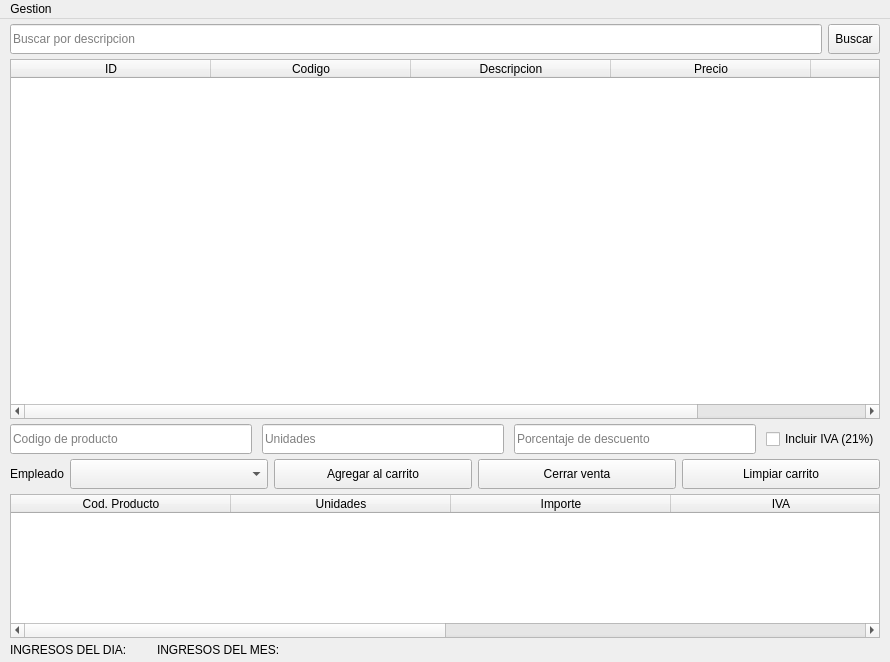
First picture: the form in uis/interfazGestor.ui, repository schulz-franco/gestor_de_ventas, before the edit.
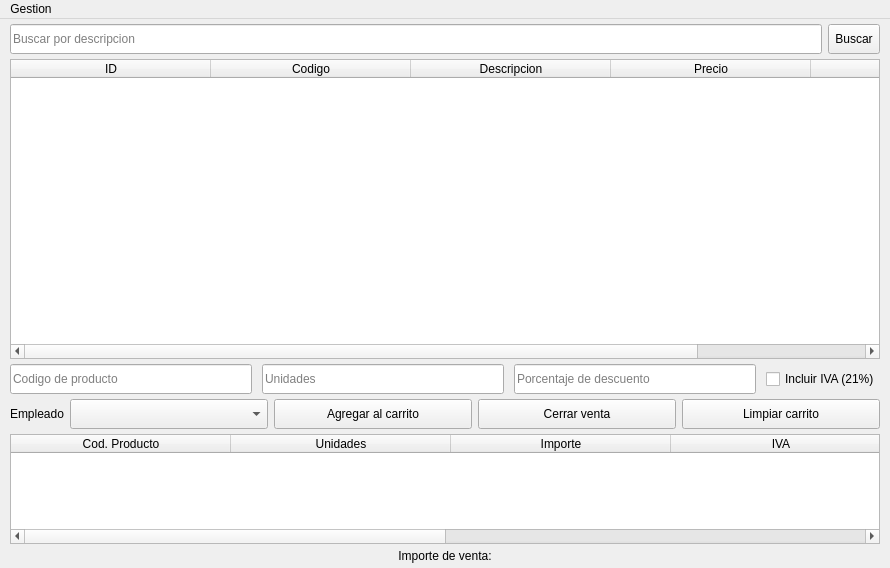
Second picture: the form after the edit.

```diff
--- a/uis/interfazGestor.ui
+++ b/uis/interfazGestor.ui
@@ -7,7 +7,7 @@
     <x>0</x>
     <y>0</y>
     <width>890</width>
-    <height>662</height>
+    <height>568</height>
    </rect>
   </property>
   <property name="windowTitle">
@@ -199,13 +199,13 @@
             <property name="minimumSize">
              <size>
               <width>0</width>
-              <height>360</height>
+              <height>280</height>
              </size>
             </property>
             <property name="maximumSize">
              <size>
               <width>16777215</width>
-              <height>360</height>
+              <height>300</height>
              </size>
             </property>
             <property name="sizeAdjustPolicy">
@@ -656,7 +656,7 @@
        <item>
         <widget class="QFrame" name="frame_12">
          <property name="sizePolicy">
-          <sizepolicy hsizetype="Fixed" vsizetype="Fixed">
+          <sizepolicy hsizetype="Preferred" vsizetype="Fixed">
            <horstretch>0</horstretch>
            <verstretch>0</verstretch>
           </sizepolicy>
@@ -691,26 +691,16 @@
           <item>
            <widget class="QLabel" name="ingresos_totales_dia">
             <property name="sizePolicy">
-             <sizepolicy hsizetype="Fixed" vsizetype="Fixed">
+             <sizepolicy hsizetype="Preferred" vsizetype="Fixed">
               <horstretch>0</horstretch>
               <verstretch>0</verstretch>
              </sizepolicy>
             </property>
             <property name="text">
-             <string>INGRESOS DEL DIA:</string>
+             <string>Importe de venta:</string>
             </property>
-           </widget>
-          </item>
-          <item>
-           <widget class="QLabel" name="ingresos_totales">
-            <property name="sizePolicy">
-             <sizepolicy hsizetype="Fixed" vsizetype="Fixed">
-              <horstretch>0</horstretch>
-              <verstretch>0</verstretch>
-             </sizepolicy>
-            </property>
-            <property name="text">
-             <string>INGRESOS DEL MES:</string>
+            <property name="alignment">
+             <set>Qt::AlignCenter</set>
             </property>
            </widget>
           </item>
```
Left out of the diff: 2 changed lines with no effect on the pictures.
